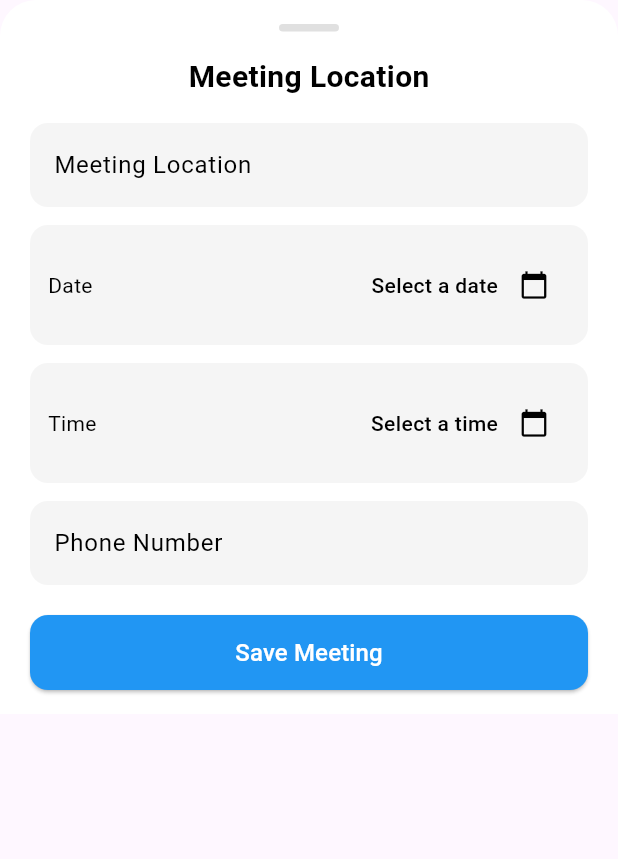
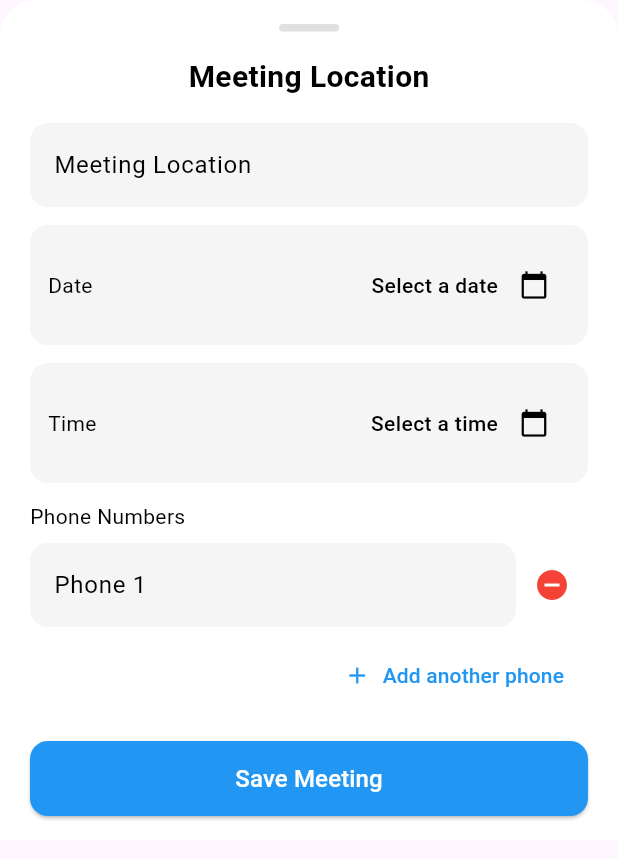
Before and after one commit to Ahmed-Ayman89/Meeting_App, a Flutter app: the MeetingFormSheet widget shown alone on an empty page, opened directly with empty values, on a phone screen of 412 x 824 dp. Shown: the top 859 px of the screen. Run offline on Flutter 3.47's test engine with Material 3 defaults, Android fonts, the phone set to English and light mode, and no system bars; our stand-ins replace curved_navigation_bar, dio, equatable, flutter_bloc, flutter_svg, google_maps_flutter and 2 more; accounts and stored records are empty; project files that could hold a hidden picture were left out.

Commit message:
add new Ui in bottomSheet

```diff
--- a/gradution_project/lib/feathure/create_meeting/data/model/meeting_model.dart
+++ b/gradution_project/lib/feathure/create_meeting/data/model/meeting_model.dart
@@ -3,14 +3,14 @@ class MeetingModel {
   final double lat;
   final double lng;
   final DateTime date;
-  final String phoneNumber;
+  final List<String> phoneNumbers;
 
   MeetingModel({
     required this.locationName,
     required this.lat,
     required this.lng,
     required this.date,
-    required this.phoneNumber,
+    required this.phoneNumbers,
   });
 
   Map<String, dynamic> toJson() => {
@@ -18,6 +18,16 @@ class MeetingModel {
         'lat': lat,
         'lng': lng,
         'date': date.toIso8601String(),
-        'phone': phoneNumber,
+        'phones': phoneNumbers,
       };
+
+  factory MeetingModel.fromJson(Map<String, dynamic> json) {
+    return MeetingModel(
+      locationName: json['location_name'],
+      lat: json['lat'],
+      lng: json['lng'],
+      date: DateTime.parse(json['date']),
+      phoneNumbers: List<String>.from(json['phones'] ?? []),
+    );
+  }
 }
--- a/gradution_project/lib/feathure/create_meeting/view/widget/meet_form_sheet.dart
+++ b/gradution_project/lib/feathure/create_meeting/view/widget/meet_form_sheet.dart
@@ -8,12 +8,12 @@ import '../../manager/meeting_cubit.dart';
 
 class MeetingFormSheet extends StatefulWidget {
   final LatLng selectedLatLng;
-  final TextEditingController locationController; // إضافة الـ controller
+  final TextEditingController locationController;
 
   const MeetingFormSheet({
     required this.selectedLatLng,
     super.key,
-    required this.locationController, // استلام الـ controller من الـ MapScreen
+    required this.locationController,
   });
 
   @override
@@ -23,8 +23,25 @@ class MeetingFormSheet extends StatefulWidget {
 class _MeetingFormSheetState extends State<MeetingFormSheet> {
   final _formKey = GlobalKey<FormState>();
   final phoneController = TextEditingController();
+  final List<TextEditingController> _phoneControllers = [];
   DateTime? selectedDate;
   TimeOfDay? selectedTime;
+
+  @override
+  void initState() {
+    super.initState();
+    // Start with one phone number field
+    _phoneControllers.add(TextEditingController());
+  }
+
+  @override
+  void dispose() {
+    for (var controller in _phoneControllers) {
+      controller.dispose();
+    }
+    phoneController.dispose();
+    super.dispose();
+  }
 
   void _pickDate() async {
     final date = await showDatePicker(
@@ -44,12 +61,35 @@ class _MeetingFormSheetState extends State<MeetingFormSheet> {
     if (time != null) setState(() => selectedTime = time);
   }
 
+  void _addPhoneField() {
+    setState(() {
+      _phoneControllers.add(TextEditingController());
+    });
+  }
+
+  void _removePhoneField(int index) {
+    if (_phoneControllers.length > 1) {
+      setState(() {
+        _phoneControllers[index].dispose();
+        _phoneControllers.removeAt(index);
+      });
+    }
+  }
+
   void _submitForm() {
     if (!_formKey.currentState!.validate()) return;
 
     if (selectedDate == null || selectedTime == null) {
       ScaffoldMessenger.of(context).showSnackBar(
         SnackBar(content: Text('Please select date and time')),
+      );
+      return;
+    }
+
+    // Validate at least one phone number is entered
+    if (_phoneControllers.every((controller) => controller.text.isEmpty)) {
+      ScaffoldMessenger.of(context).showSnackBar(
+        SnackBar(content: Text('Please enter at least one phone number')),
       );
       return;
     }
@@ -62,13 +102,18 @@ class _MeetingFormSheetState extends State<MeetingFormSheet> {
       selectedTime!.minute,
     );
 
+    // Get all non-empty phone numbers
+    final phoneNumbers = _phoneControllers
+        .map((controller) => controller.text.trim())
+        .where((phone) => phone.isNotEmpty)
+        .toList();
+
     final meeting = MeetingModel(
-      locationName:
-          widget.locationController.text, // استخدام الـ controller هنا
+      locationName: widget.locationController.text,
       lat: widget.selectedLatLng.latitude,
       lng: widget.selectedLatLng.longitude,
       date: meetingDateTime,
-      phoneNumber: phoneController.text,
+      phoneNumbers: phoneNumbers, // Now passing a list of phone numbers
     );
 
     context.read<MeetingCubit>().saveMeeting(meeting);
@@ -90,7 +135,7 @@ class _MeetingFormSheetState extends State<MeetingFormSheet> {
             SnackBar(content: Text('Meeting saved successfully')),
           );
         } else if (state is CreateMeetLocationFailure) {
-          Navigator.pop(context); // Close loading dialog
+          Navigator.pop(context);
           ScaffoldMessenger.of(context).showSnackBar(
             SnackBar(content: Text(state.error)),
           );
@@ -141,10 +186,46 @@ class _MeetingFormSheetState extends State<MeetingFormSheet> {
                         : "Select a time",
                     _pickTime),
                 SizedBox(height: 12),
-                _buildTextField(
-                  "Phone Number",
-                  phoneController,
-                  keyboardType: TextInputType.phone,
+                // Phone numbers section
+                Column(
+                  crossAxisAlignment: CrossAxisAlignment.start,
+                  children: [
+                    Text("Phone Numbers",
+                        style: TextStyle(color: Colors.black)),
+                    SizedBox(height: 8),
+                    ..._phoneControllers.asMap().entries.map((entry) {
+                      final index = entry.key;
+                      final controller = entry.value;
+                      return Padding(
+                        padding: const EdgeInsets.only(bottom: 8.0),
+                        child: Row(
+                          children: [
+                            Expanded(
+                              child: _buildTextField(
+                                "Phone ${index + 1}",
+                                controller,
+                                keyboardType: TextInputType.phone,
+                              ),
+                            ),
+                            IconButton(
+                              icon:
+                                  Icon(Icons.remove_circle, color: Colors.red),
+                              onPressed: () => _removePhoneField(index),
+                            ),
+                          ],
+                        ),
+                      );
+                    }).toList(),
+                    Align(
+                      alignment: Alignment.centerRight,
+                      child: TextButton.icon(
+                        icon: Icon(Icons.add, color: Colors.blue),
+                        label: Text("Add another phone",
+                            style: TextStyle(color: Colors.blue)),
+                        onPressed: _addPhoneField,
+                      ),
+                    ),
+                  ],
                 ),
                 SizedBox(height: 20),
                 SizedBox(
--- a/gradution_project/lib/feathure/home/home_page.dart
+++ b/gradution_project/lib/feathure/home/home_page.dart
@@ -3,7 +3,7 @@ import 'package:flutter_bloc/flutter_bloc.dart';
 import 'package:gradution_project/core/utils/App_assets.dart';
 import '../../core/theme/theme_cubit.dart';
 import '../../core/utils/App_color.dart';
-import '../../screens/map_screen.dart';
+
 import '../create_meeting/view/map_screen.dart';
 
 class Homepage extends StatelessWidget {
```
